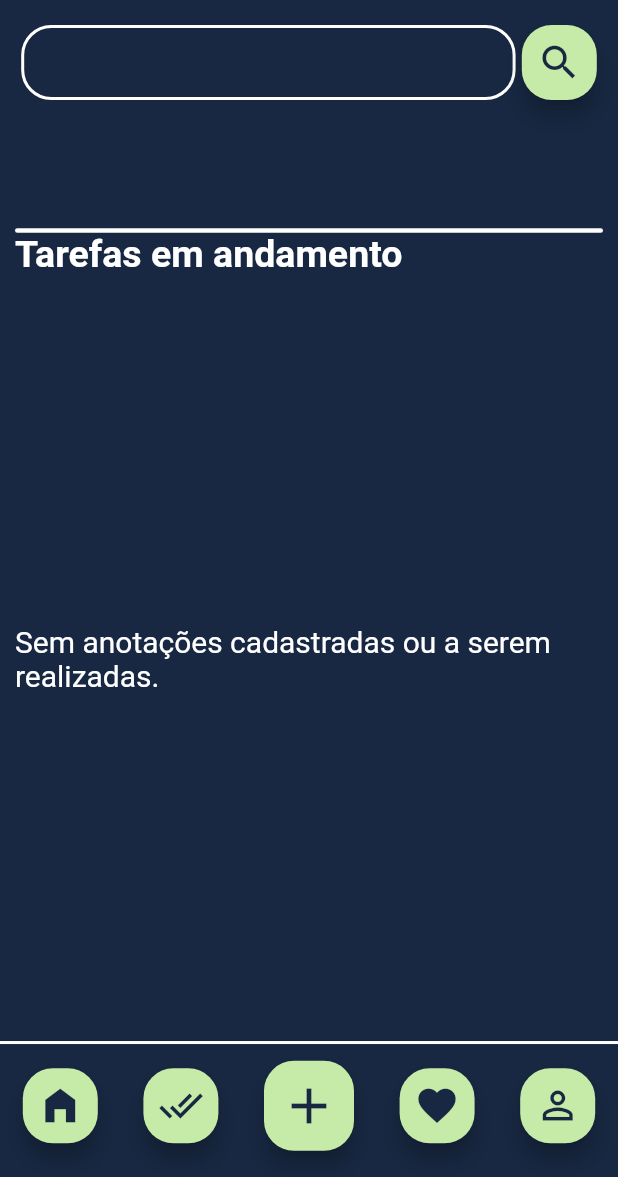
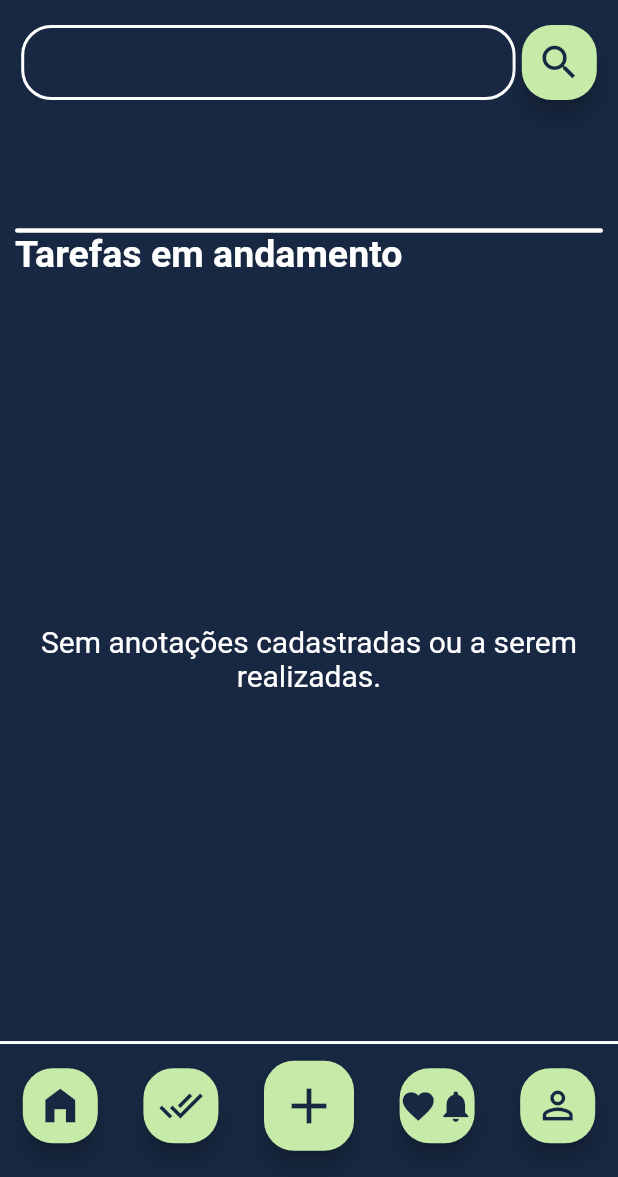
Before and after one commit to Tiodirca/Cier_Note, a Flutter app: the screen it shows after launch, on a phone screen of 412 x 824 dp, the part 59-1236 px from its top. Run offline on Flutter 3.47's test engine with Material 2 defaults, Android fonts, the phone set to English and light mode, and no system bars; our stand-ins replace sqflite_common_ffi; accounts and stored records are empty.

Commit message:
add rota de tela anotacoes concluidas refatorando codigo de texto tela inicial constantes cards

```diff
--- a/lib/Telas/tela_inicial.dart
+++ b/lib/Telas/tela_inicial.dart
@@ -1,3 +1,4 @@
+import 'package:ciernote/Controle/Consultas.dart';
 import 'package:ciernote/Modelo/anotacao.dart';
 import 'package:ciernote/Uteis/BancoDados/BancoDados.dart';
 import 'package:ciernote/Uteis/constantes.dart';
@@ -5,9 +6,9 @@ import 'package:ciernote/Uteis/estilo.dart';
 import 'package:ciernote/Uteis/paleta_cores.dart';
 import 'package:ciernote/Uteis/textos.dart';
 import 'package:ciernote/Widgets/barra_navegacao.dart';
-import 'package:ciernote/Widgets/cards_tarefas_simples.dart';
+import 'package:ciernote/Widgets/listagem_anotacoes.dart';
+import 'package:ciernote/Widgets/tela_carregamento.dart';
 import 'package:flutter/material.dart';
-import 'package:intl/intl.dart';
 
 class TelaInicial extends StatefulWidget {
   const TelaInicial({super.key});
@@ -18,11 +19,12 @@ class TelaInicial extends StatefulWidget {
 
 class _TelaInicialState extends State<TelaInicial> {
   List<AnotacaoModelo> anotacoes = [];
-  List<AnotacaoModelo> anotacoesFiltragemBusca = [];
+  static List<AnotacaoModelo> anotacoesFiltragemBusca = [];
   TextEditingController controllerFiltrarBuscaAnotacoes =
       TextEditingController(text: "");
   Estilo estilo = Estilo();
   bool telaCarregamento = true;
+  String tipoTela = Constantes.rotaTelaInicial;
 
   @override
   void initState() {
@@ -41,19 +43,11 @@ class _TelaInicialState extends State<TelaInicial> {
   // metodo para realizar a busca das anotacoes
   // no banco de dados
   chamarRealizarConsultaBancoDados() async {
-    BancoDados bancoDados = BancoDados();
-    await bancoDados.recuperarDadosBanco().then(
-      (value) {
+    anotacoes = await Consultas.realizarConsultaBancoDados();
     setState(() {
+      anotacoes.removeWhere((element) => element.statusAnotacao == true);
       telaCarregamento = false;
-          anotacoes = value;
-          anotacoes.sort((a, b) => DateFormat("dd/MM/yyyy", "pt_BR")
-              .parse(b.data)
-              .compareTo(DateFormat("dd/MM/yyyy", "pt_BR").parse(a.data)));
     });
-
-      },
-    );
   }
 
   // metodo para realizar a busca de anotacoes
@@ -96,14 +90,7 @@ class _TelaInicialState extends State<TelaInicial> {
                   child: LayoutBuilder(
                     builder: (context, constraints) {
                       if (telaCarregamento) {
-                        return Container(
-                          width: larguraTela,
-                          height: alturaTela,
-                          color: Colors.green,
-                          child: const Center(
-                            child: Text("sdfsfsdfs"),
-                          ),
-                        );
+                        return const TelaCarregamento();
                       } else {
                         return Column(
                           children: [
@@ -246,6 +233,7 @@ class _TelaInicialState extends State<TelaInicial> {
                                                 return Center(
                                                   child: Text(
                                                     Textos.semAnotacoes,
+                                                    textAlign: TextAlign.center,
                                                     style: const TextStyle(
                                                         color: Colors.white,
                                                         fontSize: 20),
@@ -253,30 +241,14 @@ class _TelaInicialState extends State<TelaInicial> {
                                                 );
                                               } else if (anotacoesFiltragemBusca
                                                   .isNotEmpty) {
-                                                return ListView.builder(
-                                                  itemCount:
-                                                      anotacoesFiltragemBusca
-                                                          .length,
-                                                  itemBuilder:
-                                                      (context, index) {
-                                                    return CardsTarefas(
-                                                        anotacaoModelo:
-                                                            anotacoesFiltragemBusca
-                                                                .elementAt(
-                                                                    index));
-                                                  },
-                                                );
+                                                return ListagemAnotacoes(
+                                                    anotacoes:
+                                                        anotacoesFiltragemBusca,
+                                                    tipoTela: tipoTela);
                                               } else {
-                                                return ListView.builder(
-                                                  itemCount: anotacoes.length,
-                                                  itemBuilder:
-                                                      (context, index) {
-                                                    return CardsTarefas(
-                                                        anotacaoModelo:
-                                                            anotacoes.elementAt(
-                                                                index));
-                                                  },
-                                                );
+                                                return ListagemAnotacoes(
+                                                    anotacoes: anotacoes,
+                                                    tipoTela: tipoTela);
                                               }
                                             },
                                           ))
@@ -292,7 +264,15 @@ class _TelaInicialState extends State<TelaInicial> {
                 FocusScope.of(context).requestFocus(FocusNode());
               },
             ),
-            bottomNavigationBar: Container(
+            bottomNavigationBar: LayoutBuilder(
+              builder: (context, constraints) {
+                if (telaCarregamento) {
+                  return Container(
+                    height: alturaTela * 0.1,
+                    color: PaletaCores.corAzul,
+                  );
+                } else {
+                  return Container(
                       height: alturaTela * 0.11,
                       color: PaletaCores.corAzul,
                       child: Column(
@@ -300,12 +280,16 @@ class _TelaInicialState extends State<TelaInicial> {
                           Container(
                             width: larguraTela,
                             height: 2,
-                      decoration: const BoxDecoration(color: Colors.white),
+                            decoration:
+                                const BoxDecoration(color: Colors.white),
                           ),
                           const BarraNavegacao(
                             tipoAcao: Constantes.tipoAcaoAdicao,
                           ),
                         ],
-                ))));
+                      ));
+                }
+              },
+            )));
   }
 }
--- a/lib/Uteis/constantes.dart
+++ b/lib/Uteis/constantes.dart
@@ -3,19 +3,29 @@ import 'package:ciernote/Uteis/paleta_cores.dart';
 import 'package:flutter/material.dart';
 
 class Constantes {
+  // cor do plano de fundo das telas
+  static Color corFundoTela = PaletaCores.corAzul;
+
+  // rota
   static const rotaTelaInicial = "telaInicial";
   static const rotaTelaCadastroAnotacao = "telaCadastroAnotacao";
   static const rotaTelaDetalhesAnotacao = "telaDetalhesAnotacao";
   static const rotaTelaEditarAnotacao = "telaEditarAnotacao";
+  static const rotaTelaFavorito = "telaFavorito";
+  static const rotaTelaAnotacoesConcluidas = "telaAnotacoesConcluidas";
 
+  // parametro para passar map de dados para tela de detalhes
   static const parametroTelaDetalhesAnotacao = "parametroDetalhesAnotacao";
+  static const parametroTipoTela = "tipoTela";
 
+  // acoes dos botoes
   static const tipoAcaoAdicao = "adicionarAnotacao";
   static const tipoAcaoSalvarAnotacao = "salvarAnotacao";
   static const tipoAcaoEditarAnotacao = "editarAnotacao";
+  static const tipoAcaoFiltrarFavoritoNotificacao =
+      "filtrarFavoritoNotificacao";
 
-  static Color corFundoTela = PaletaCores.corAzul;
-
+  //icones dos botoes
   static const iconFavoritoAtivo = Icons.favorite;
   static const iconFavoritoDesativado = Icons.favorite_outline;
   static const iconNotificacaoAtiva = Icons.notifications;
@@ -24,10 +34,11 @@ class Constantes {
   static const iconConcluidoAnotacao = Icons.done_all;
   static const iconNaoConcluidoAnotacao = Icons.remove_done_outlined;
 
+  // status da anotacao
   static const statusAnotacaoConcluido = "concluido";
 
-
-  static const bancoNomeTabela ="anotacoes";
+  // campos do banco de dados
+  static const bancoNomeTabela = "anotacoes";
   static const bancoID = "id";
   static const bancoNomeAnotacao = "nomeAnotacao";
   static const bancoConteudoAnotacao = "conteudoAnotacao";
@@ -51,5 +62,4 @@ class Constantes {
     SeletorCorModelo(cor: PaletaCores.corVerdeEscuro),
     SeletorCorModelo(cor: PaletaCores.corVerdeLima),
   ];
-
 }
--- a/lib/Uteis/rotas.dart
+++ b/lib/Uteis/rotas.dart
@@ -1,6 +1,8 @@
+import 'package:ciernote/Telas/tela_anotacoes_concluidas.dart';
 import 'package:ciernote/Telas/tela_cadastro_anotacao.dart';
 import 'package:ciernote/Telas/tela_detalhes_anotacao.dart';
 import 'package:ciernote/Telas/tela_editar_anotacao.dart';
+import 'package:ciernote/Telas/tela_favoritoNotificacao.dart';
 import 'package:ciernote/Telas/tela_inicial.dart';
 import 'package:ciernote/Uteis/constantes.dart';
 import 'package:flutter/material.dart';
@@ -14,10 +16,17 @@ class Rotas {
         return MaterialPageRoute(builder: (_) => const TelaInicial());
       case Constantes.rotaTelaCadastroAnotacao:
         return MaterialPageRoute(builder: (_) => const TelaCadastroAnotacao());
+      case Constantes.rotaTelaFavorito:
+        return MaterialPageRoute(
+            builder: (_) => const TelaFavoritoNotificacao());
+      case Constantes.rotaTelaAnotacoesConcluidas:
+        return MaterialPageRoute(
+            builder: (_) => const TelaAnotacoesConcluidas());
       case Constantes.rotaTelaDetalhesAnotacao:
         if (argumentos is Map) {
           return MaterialPageRoute(
               builder: (_) => TelaDetalhesAnotacao(
+                  tipoTela: argumentos[Constantes.parametroTipoTela],
                   anotacaoModelo:
                       argumentos[Constantes.parametroTelaDetalhesAnotacao]));
         } else {
@@ -28,11 +37,11 @@ class Rotas {
           return MaterialPageRoute(
               builder: (_) => TelaEditarAnotacao(
                   anotacaoModelo:
-                  argumentos[Constantes.parametroTelaDetalhesAnotacao]));
+                      argumentos[Constantes.parametroTelaDetalhesAnotacao]));
         } else {
           return erroRota(settings);
         }
-      }
+    }
 
     return erroRota(settings);
   }
--- a/lib/Uteis/textos.dart
+++ b/lib/Uteis/textos.dart
@@ -1,11 +1,21 @@
 class Textos {
   static String nomeApp = "Cier Note";
+
+  static String btnFavoritos = "Favoritos";
+  static String btnNotificacoes = "Notificações";
+  static String txtTelaCarregamento = "Carregando Aguarde";
 
   // titulos Telas
   static String telaCadastroAnotacao = "Cadastro de tarefa";
   static String telaDetalhesAnotacao = "Detalhes da sua anotação";
   static String telaEditarAnotacao = "Editar anotação";
+  static String telaFavoritos = "Favoritos e Notificações";
+  static String telaAnotacoesConcluidas = "Concluidas";
 
+  static String descricaoTelaAnotacoesConcluidas =
+      "Abaixo você pode ver todas as anotações que você já concluiu";
+  static String descricaoTelaFavoritoNotificacao =
+      "Selecione uma das opções para filtrar a listagem das anotações";
 
   // Labels textfield
   static String labelNomeAnotacao = "Título Anotação";
@@ -15,17 +25,23 @@ class Textos {
   static String labelSelecaoCor = "Selecione a cor da anotação";
   static String labelOpcoesTelaDetalhesAnotacao = "Opções de ações";
 
-
   // strings alert
   static String tituloAlertaExclusao = "Confirmação de exclusão";
-  static String descricaoAlertaExclusao = "Deseja realmente excluir está anotação ?";
+  static String descricaoAlertaExclusao =
+      "Deseja realmente excluir está anotação ?";
+
   // strings gerais
   static String legendaTarefasAndamento = "Tarefas em andamento";
+
   //mensagem de retorno caso nao defina um horario
   static String semHorarioDefinido = "Sem Horário definido";
+
   // mensagem se nao for encontrado anotacoes no banco de dados
-  static String semAnotacoes = "Sem anotações cadastradas ou a serem realizadas.";
+  static String semAnotacoes =
+      "Sem anotações cadastradas ou a serem realizadas.";
 
+  // mensagens de retorno de acao para o usuario
+  // tela de detalhes
   static String notificacaoAtivada = "Notificação ativada";
   static String notificacaoDesativada = "Notificação desativada";
   static String favoritoAtivada = "Anotação adicionada aos favoritos";
@@ -33,16 +49,17 @@ class Textos {
   static String anotacaoConcluida = "Anotação marcada como concluida";
   static String anotacaoNaoConcluida = "Anotação marcada como não concluida";
 
-
-  // mensagens de sucesso ao realizar acao
+  // mensagens de sucesso ao realizar acao no banco de dados
   static String msgSucessoAdicionar = "Sucesso ao criar anotação";
   static String msgSucessoAtualizar = "Sucesso ao atualizar anotação";
   static String msgSucessoExcluir = "Sucesso ao excluir anotação";
 
-  // mensagens de erro ao realizar acao
+  // mensagens de erro ao realizar acao no banco de dados
   static String msgErroAdicionar = "Erro ao criar anotação";
   static String msgErroAtualizar = "Erro ao atualizar anotação";
   static String msgErroExcluir = "Erro ao excluir anotação";
+
+  // mensagem de aviso de falta de acao do usuario
   static String msgErroSelecaoCor = "Selecione uma cor para a anotação";
   static String msgErroCamposVazios = "Preencha os seguintes campos";
 }
--- a/lib/Widgets/barra_navegacao.dart
+++ b/lib/Widgets/barra_navegacao.dart
@@ -18,7 +18,8 @@ class BarraNavegacao extends StatelessWidget {
 
   static AnotacaoModelo anotacaoModelo = AnotacaoModelo.vazia();
 
-  Widget botao(IconData iconData) => SizedBox(
+  Widget botao(IconData iconData, String tipoAcao, BuildContext context) =>
+      SizedBox(
         height: 50,
         width: 50,
         child: FloatingActionButton(
@@ -27,10 +28,36 @@ class BarraNavegacao extends StatelessWidget {
               borderRadius: BorderRadius.circular(20),
             ),
             backgroundColor: PaletaCores.corVerdeClaro,
-            child: Center(
-              child: Icon(iconData, size: 30, color: PaletaCores.corAzul),
+            child: LayoutBuilder(
+              builder: (context, constraints) {
+                if (tipoAcao == Constantes.tipoAcaoFiltrarFavoritoNotificacao) {
+                  return Center(
+                      child: Row(
+                    children: [
+                      Icon(Icons.favorite_outlined,
+                          size: 25, color: PaletaCores.corAzul),
+                      Icon(Icons.notifications,
+                          size: 25, color: PaletaCores.corAzul),
+                    ],
+                  ));
+                } else {
+                  return Center(
+                    child: Icon(iconData, size: 30, color: PaletaCores.corAzul),
+                  );
+                }
+              },
             ),
-            onPressed: () {}),
+            onPressed: () {
+              if (tipoAcao == Constantes.rotaTelaInicial) {
+                Navigator.popAndPushNamed(context, Constantes.rotaTelaInicial);
+              } else if (tipoAcao ==
+                  Constantes.tipoAcaoFiltrarFavoritoNotificacao) {
+                Navigator.popAndPushNamed(context, Constantes.rotaTelaFavorito);
+              } else if (tipoAcao == Constantes.rotaTelaAnotacoesConcluidas) {
+                Navigator.popAndPushNamed(
+                    context, Constantes.rotaTelaAnotacoesConcluidas);
+              }
+            }),
       );
 
   Widget botaoAcao(IconData iconData, BuildContext context) => SizedBox(
@@ -75,6 +102,7 @@ class BarraNavegacao extends StatelessWidget {
     }
   }
 
+//metodo para atualizar dados ao banco de dados
   chamarAtualizarDados(BuildContext context) async {
     BancoDados bancoDados = BancoDados();
     bool retorno = await bancoDados.atualizarDados(anotacaoModelo);
@@ -86,6 +114,7 @@ class BarraNavegacao extends StatelessWidget {
     }
   }
 
+  //metodo para adicionar dados ao banco de dados
   chamarAdicionarDados(BuildContext context) async {
     BancoDados bancoDados = BancoDados();
     bool retorno = await bancoDados.inserirDados(anotacaoModelo);
@@ -97,6 +126,7 @@ class BarraNavegacao extends StatelessWidget {
     }
   }
 
+  //metodo para mudar icone do botao central de acao
   mudarIconeBtnAcao(String tipoAcao) {
     if (tipoAcao == Constantes.tipoAcaoAdicao) {
       return Icons.add;
@@ -117,11 +147,13 @@ class BarraNavegacao extends StatelessWidget {
       child: Row(
         mainAxisAlignment: MainAxisAlignment.spaceAround,
         children: [
-          botao(Icons.home_filled),
-          botao(Icons.done_all),
+          botao(Icons.home_filled, Constantes.rotaTelaInicial, context),
+          botao(
+              Icons.done_all, Constantes.rotaTelaAnotacoesConcluidas, context),
           botaoAcao(mudarIconeBtnAcao(tipoAcao), context),
-          botao(Icons.favorite_outlined),
-          botao(Icons.person_outline)
+          botao(Icons.favorite_outlined,
+              Constantes.tipoAcaoFiltrarFavoritoNotificacao, context),
+          botao(Icons.person_outline, "", context)
         ],
       ),
     );
```
Also changed, not shown: lib/Widgets/cards_tarefas_simples.dart (+18 -8 lines). Lines whose indentation alone changed are shown as unchanged.
